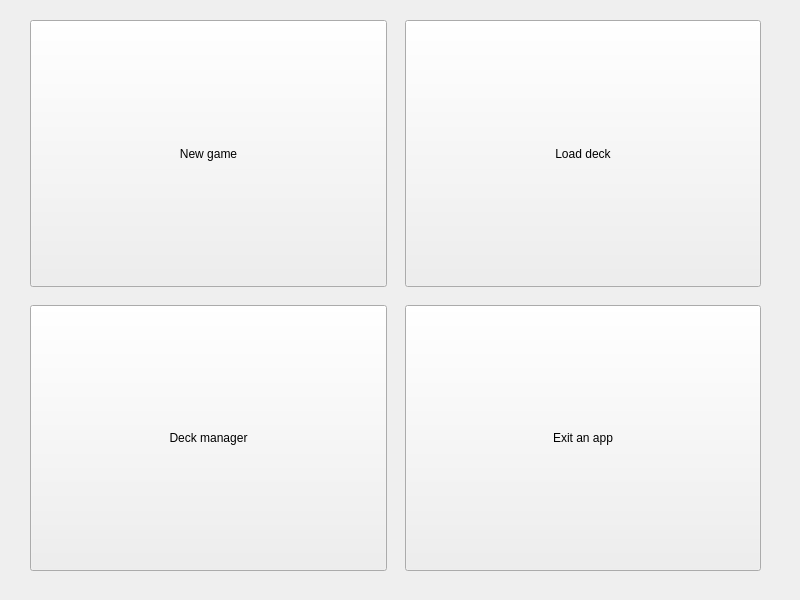
Above: ui/menu.ui from bzbikowski/DuelMasters-game before the change. Below: the same form after it.
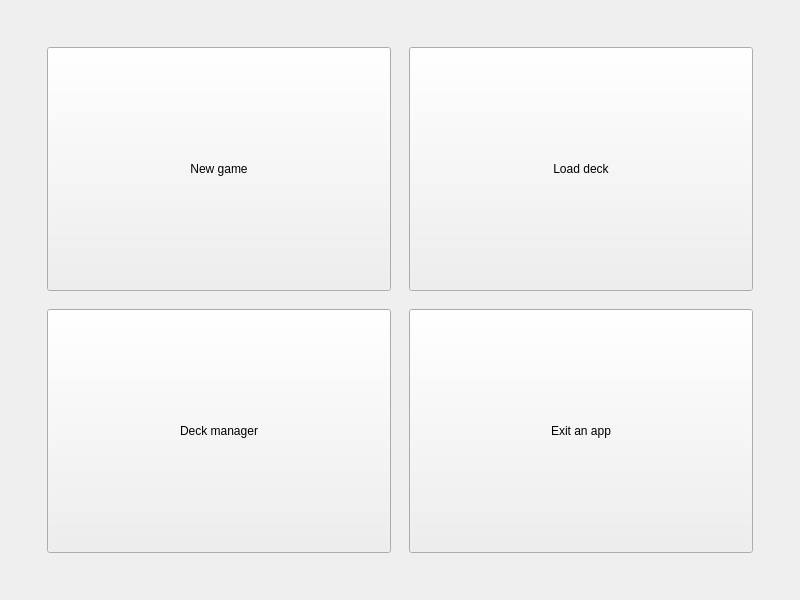
That is the form after the change.

What changed in the file:
```diff
--- a/ui/menu.ui
+++ b/ui/menu.ui
@@ -10,26 +10,40 @@
     <height>600</height>
    </rect>
   </property>
+  <property name="sizePolicy">
+   <sizepolicy hsizetype="MinimumExpanding" vsizetype="MinimumExpanding">
+    <horstretch>0</horstretch>
+    <verstretch>0</verstretch>
+   </sizepolicy>
+  </property>
   <property name="windowTitle">
    <string>Main menu</string>
   </property>
-  <widget class="QWidget" name="gridLayoutWidget">
-   <property name="geometry">
-    <rect>
-     <x>30</x>
-     <y>20</y>
-     <width>731</width>
-     <height>551</height>
-    </rect>
-   </property>
+  <layout class="QGridLayout" name="gridLayout">
+   <item row="0" column="0">
    <layout class="QGridLayout" name="main_layout">
+     <property name="sizeConstraint">
+      <enum>QLayout::SetDefaultConstraint</enum>
+     </property>
+     <property name="leftMargin">
+      <number>36</number>
+     </property>
+     <property name="topMargin">
+      <number>36</number>
+     </property>
+     <property name="rightMargin">
+      <number>36</number>
+     </property>
+     <property name="bottomMargin">
+      <number>36</number>
+     </property>
     <property name="spacing">
      <number>18</number>
     </property>
     <item row="0" column="0">
      <widget class="QPushButton" name="game_button">
       <property name="sizePolicy">
-       <sizepolicy hsizetype="Minimum" vsizetype="MinimumExpanding">
+        <sizepolicy hsizetype="MinimumExpanding" vsizetype="MinimumExpanding">
         <horstretch>0</horstretch>
         <verstretch>0</verstretch>
        </sizepolicy>
@@ -42,7 +56,7 @@
     <item row="0" column="1">
      <widget class="QPushButton" name="deck_button">
       <property name="sizePolicy">
-       <sizepolicy hsizetype="Minimum" vsizetype="MinimumExpanding">
+        <sizepolicy hsizetype="MinimumExpanding" vsizetype="MinimumExpanding">
         <horstretch>0</horstretch>
         <verstretch>0</verstretch>
        </sizepolicy>
@@ -55,7 +69,7 @@
     <item row="1" column="0">
      <widget class="QPushButton" name="manager_button">
       <property name="sizePolicy">
-       <sizepolicy hsizetype="Minimum" vsizetype="MinimumExpanding">
+        <sizepolicy hsizetype="MinimumExpanding" vsizetype="MinimumExpanding">
         <horstretch>0</horstretch>
         <verstretch>0</verstretch>
        </sizepolicy>
@@ -68,7 +82,7 @@
     <item row="1" column="1">
      <widget class="QPushButton" name="exit_button">
       <property name="sizePolicy">
-       <sizepolicy hsizetype="Minimum" vsizetype="MinimumExpanding">
+        <sizepolicy hsizetype="MinimumExpanding" vsizetype="MinimumExpanding">
         <horstretch>0</horstretch>
         <verstretch>0</verstretch>
        </sizepolicy>
@@ -79,7 +93,8 @@
      </widget>
     </item>
    </layout>
-  </widget>
+   </item>
+  </layout>
  </widget>
  <resources/>
  <connections/>
```
Lines whose indentation alone changed are shown as unchanged.
